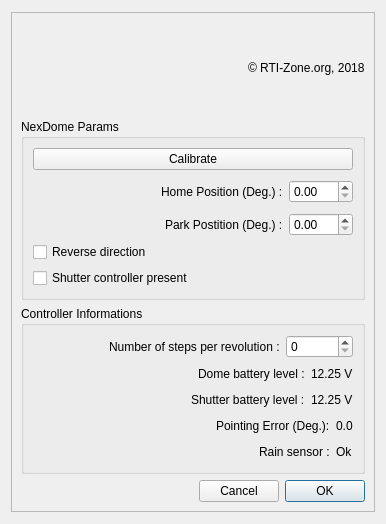
Before: the Qt Designer form NexDome.ui in rpineau/NexDome, drawn with Qt 5.
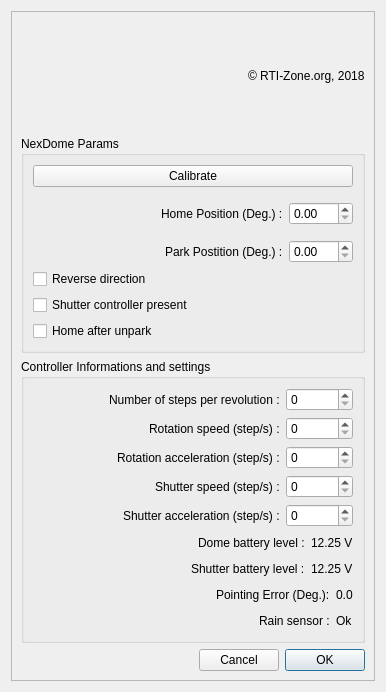
After: the same form once the commit is applied. Icons and pictures are not drawn. Custom widgets are drawn as their Qt base class.

```diff
--- a/NexDome.ui
+++ b/NexDome.ui
@@ -7,19 +7,19 @@
     <x>0</x>
     <y>0</y>
     <width>386</width>
-    <height>524</height>
+    <height>692</height>
    </rect>
   </property>
   <property name="minimumSize">
    <size>
     <width>386</width>
-    <height>496</height>
+    <height>692</height>
    </size>
   </property>
   <property name="maximumSize">
    <size>
     <width>386</width>
-    <height>524</height>
+    <height>692</height>
    </size>
   </property>
   <property name="windowTitle">
@@ -30,14 +30,14 @@
     <widget class="X2Form" name="X2Form">
      <property name="minimumSize">
       <size>
-       <width>0</width>
-       <height>0</height>
+       <width>362</width>
+       <height>524</height>
       </size>
      </property>
      <property name="maximumSize">
       <size>
        <width>1024</width>
-       <height>500</height>
+       <height>900</height>
       </size>
      </property>
      <property name="frameShape">
@@ -56,20 +56,6 @@
          <string>NexDome Params</string>
         </property>
         <layout class="QGridLayout" name="gridLayout_2">
-         <item row="12" column="0">
-          <widget class="QCheckBox" name="hasShutterCtrl">
-           <property name="text">
-            <string>Shutter controller present</string>
-           </property>
-          </widget>
-         </item>
-         <item row="2" column="0">
-          <widget class="QPushButton" name="pushButton">
-           <property name="text">
-            <string>Calibrate</string>
-           </property>
-          </widget>
-         </item>
          <item row="10" column="0">
           <layout class="QHBoxLayout" name="horizontalLayout_3">
            <item>
@@ -101,6 +87,13 @@
            </item>
           </layout>
          </item>
+         <item row="11" column="0">
+          <widget class="QCheckBox" name="needReverse">
+           <property name="text">
+            <string>Reverse direction</string>
+           </property>
+          </widget>
+         </item>
          <item row="7" column="0" rowspan="2">
           <layout class="QHBoxLayout" name="horizontalLayout_2">
            <item>
@@ -132,10 +125,24 @@
            </item>
           </layout>
          </item>
-         <item row="11" column="0">
-          <widget class="QCheckBox" name="needReverse">
+         <item row="12" column="0">
+          <widget class="QCheckBox" name="hasShutterCtrl">
            <property name="text">
-            <string>Reverse direction</string>
+            <string>Shutter controller present</string>
+           </property>
+          </widget>
+         </item>
+         <item row="2" column="0">
+          <widget class="QPushButton" name="pushButton">
+           <property name="text">
+            <string>Calibrate</string>
+           </property>
+          </widget>
+         </item>
+         <item row="13" column="0">
+          <widget class="QCheckBox" name="homeOnUnpark">
+           <property name="text">
+            <string>Home after unpark</string>
            </property>
           </widget>
          </item>
@@ -219,9 +226,133 @@
       <item row="4" column="0">
        <widget class="QGroupBox" name="groupBox">
         <property name="title">
-         <string>Controller Informations</string>
+         <string>Controller Informations and settings</string>
         </property>
         <layout class="QGridLayout" name="gridLayout_3">
+         <item row="6" column="0">
+          <layout class="QHBoxLayout" name="horizontalLayout_7">
+           <item>
+            <spacer name="horizontalSpacer_5">
+             <property name="orientation">
+              <enum>Qt::Horizontal</enum>
+             </property>
+             <property name="sizeHint" stdset="0">
+              <size>
+               <width>40</width>
+               <height>20</height>
+              </size>
+             </property>
+            </spacer>
+           </item>
+           <item>
+            <widget class="QLabel" name="label_5">
+             <property name="text">
+              <string>Shutter battery level :</string>
+             </property>
+            </widget>
+           </item>
+           <item>
+            <widget class="QLabel" name="shutterBatteryLevel">
+             <property name="text">
+              <string>12.25 V</string>
+             </property>
+            </widget>
+           </item>
+          </layout>
+         </item>
+         <item row="1" column="0">
+          <layout class="QHBoxLayout" name="horizontalLayout_10">
+           <item>
+            <spacer name="horizontalSpacer_10">
+             <property name="orientation">
+              <enum>Qt::Horizontal</enum>
+             </property>
+             <property name="sizeHint" stdset="0">
+              <size>
+               <width>40</width>
+               <height>20</height>
+              </size>
+             </property>
+            </spacer>
+           </item>
+           <item>
+            <widget class="QLabel" name="label_9">
+             <property name="text">
+              <string>Rotation speed (step/s) :</string>
+             </property>
+            </widget>
+           </item>
+           <item>
+            <widget class="QSpinBox" name="rotationSpeed">
+             <property name="maximum">
+              <number>999999999</number>
+             </property>
+            </widget>
+           </item>
+          </layout>
+         </item>
+         <item row="2" column="0">
+          <layout class="QHBoxLayout" name="horizontalLayout_11">
+           <item>
+            <spacer name="horizontalSpacer_11">
+             <property name="orientation">
+              <enum>Qt::Horizontal</enum>
+             </property>
+             <property name="sizeHint" stdset="0">
+              <size>
+               <width>40</width>
+               <height>20</height>
+              </size>
+             </property>
+            </spacer>
+           </item>
+           <item>
+            <widget class="QLabel" name="label_10">
+             <property name="text">
+              <string>Rotation acceleration (step/s) :</string>
+             </property>
+            </widget>
+           </item>
+           <item>
+            <widget class="QSpinBox" name="rotationAcceletation">
+             <property name="maximum">
+              <number>999999999</number>
+             </property>
+            </widget>
+           </item>
+          </layout>
+         </item>
+         <item row="3" column="0">
+          <layout class="QHBoxLayout" name="horizontalLayout_12">
+           <item>
+            <spacer name="horizontalSpacer_12">
+             <property name="orientation">
+              <enum>Qt::Horizontal</enum>
+             </property>
+             <property name="sizeHint" stdset="0">
+              <size>
+               <width>40</width>
+               <height>20</height>
+              </size>
+             </property>
+            </spacer>
+           </item>
+           <item>
+            <widget class="QLabel" name="label_11">
+             <property name="text">
+              <string>Shutter speed (step/s) :</string>
+             </property>
+            </widget>
+           </item>
+           <item>
+            <widget class="QSpinBox" name="shutterSpeed">
+             <property name="maximum">
+              <number>999999999</number>
+             </property>
+            </widget>
+           </item>
+          </layout>
+         </item>
          <item row="0" column="0">
           <layout class="QHBoxLayout" name="horizontalLayout">
            <item>
@@ -253,38 +384,7 @@
            </item>
           </layout>
          </item>
-         <item row="2" column="0">
-          <layout class="QHBoxLayout" name="horizontalLayout_7">
-           <item>
-            <spacer name="horizontalSpacer_5">
-             <property name="orientation">
-              <enum>Qt::Horizontal</enum>
-             </property>
-             <property name="sizeHint" stdset="0">
-              <size>
-               <width>40</width>
-               <height>20</height>
-              </size>
-             </property>
-            </spacer>
-           </item>
-           <item>
-            <widget class="QLabel" name="label_5">
-             <property name="text">
-              <string>Shutter battery level :</string>
-             </property>
-            </widget>
-           </item>
-           <item>
-            <widget class="QLabel" name="shutterBatteryLevel">
-             <property name="text">
-              <string>12.25 V</string>
-             </property>
-            </widget>
-           </item>
-          </layout>
-         </item>
-         <item row="4" column="0">
+         <item row="8" column="0">
           <layout class="QHBoxLayout" name="horizontalLayout_9">
            <property name="bottomMargin">
             <number>0</number>
@@ -318,7 +418,7 @@
            </item>
           </layout>
          </item>
-         <item row="3" column="0">
+         <item row="7" column="0">
           <layout class="QHBoxLayout" name="horizontalLayout_8">
            <property name="bottomMargin">
             <number>0</number>
@@ -352,7 +452,7 @@
            </item>
           </layout>
          </item>
-         <item row="1" column="0">
+         <item row="5" column="0">
           <layout class="QHBoxLayout" name="horizontalLayout_6">
            <item>
             <spacer name="horizontalSpacer_7">
@@ -383,6 +483,37 @@
            </item>
           </layout>
          </item>
+         <item row="4" column="0">
+          <layout class="QHBoxLayout" name="horizontalLayout_14">
+           <item>
+            <spacer name="horizontalSpacer_13">
+             <property name="orientation">
+              <enum>Qt::Horizontal</enum>
+             </property>
+             <property name="sizeHint" stdset="0">
+              <size>
+               <width>40</width>
+               <height>20</height>
+              </size>
+             </property>
+            </spacer>
+           </item>
+           <item>
+            <widget class="QLabel" name="label_12">
+             <property name="text">
+              <string>Shutter acceleration (step/s) :</string>
+             </property>
+            </widget>
+           </item>
+           <item>
+            <widget class="QSpinBox" name="shutterAcceleration">
+             <property name="maximum">
+              <number>999999999</number>
+             </property>
+            </widget>
+           </item>
+          </layout>
+         </item>
         </layout>
        </widget>
       </item>
```
